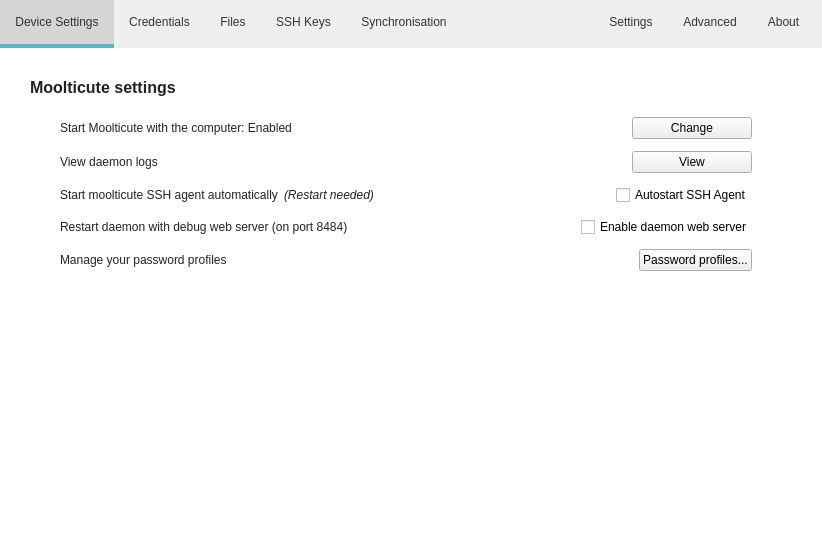
First picture: the form in src/MainWindow.ui, repository mooltipass/moolticute, before the edit.
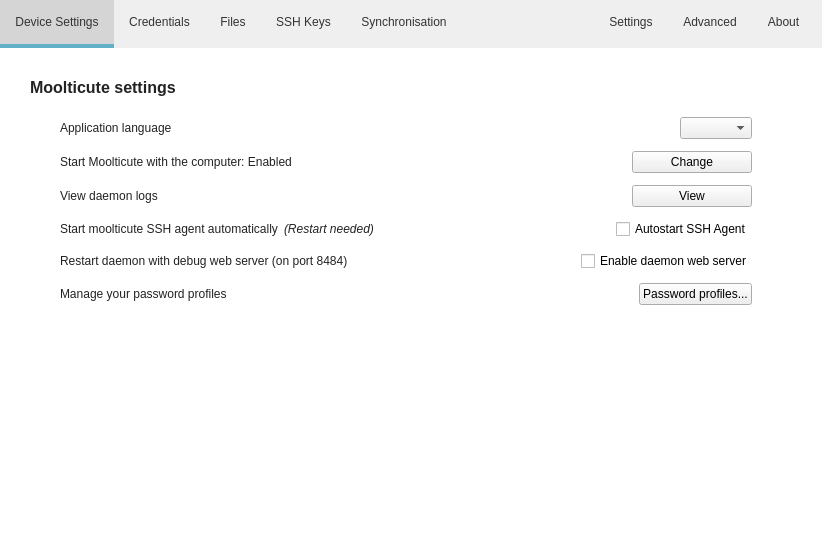
Second picture: the form after the edit. The open tabs and pages were chosen to show the change. Icons and pictures are not drawn. Custom widgets are drawn as their Qt base class.

Commit message: Add localization system and french translation, help is welcome for other languages

The edit to the form file:
```diff
--- a/src/MainWindow.ui
+++ b/src/MainWindow.ui
@@ -2048,6 +2048,39 @@
           <property name="rightMargin">
            <number>40</number>
           </property>
+          <item>
+           <layout class="QHBoxLayout" name="horizontalLayout_31">
+            <item>
+             <widget class="QLabel" name="label_41">
+              <property name="sizePolicy">
+               <sizepolicy hsizetype="MinimumExpanding" vsizetype="Preferred">
+                <horstretch>0</horstretch>
+                <verstretch>0</verstretch>
+               </sizepolicy>
+              </property>
+              <property name="text">
+               <string>Application language</string>
+              </property>
+             </widget>
+            </item>
+            <item>
+             <spacer name="horizontalSpacer_15">
+              <property name="orientation">
+               <enum>Qt::Horizontal</enum>
+              </property>
+              <property name="sizeHint" stdset="0">
+               <size>
+                <width>40</width>
+                <height>20</height>
+               </size>
+              </property>
+             </spacer>
+            </item>
+            <item>
+             <widget class="QComboBox" name="comboBoxAppLang"/>
+            </item>
+           </layout>
+          </item>
           <item>
            <layout class="QHBoxLayout" name="horizontalLayout_17">
             <item>
```
Left out of the diff: 6 changed lines with no effect on the pictures. The commit also changes 33 other files.
